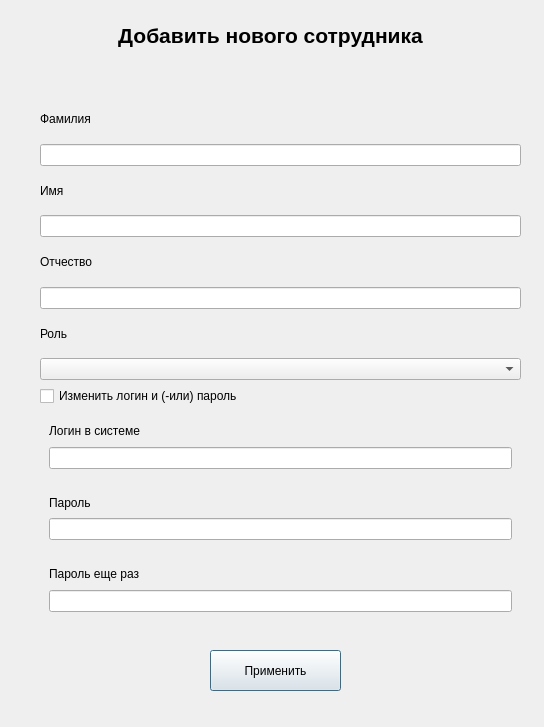
Vittallya/MlApp, file UI/editEmployeeWin.ui: the form before one commit.
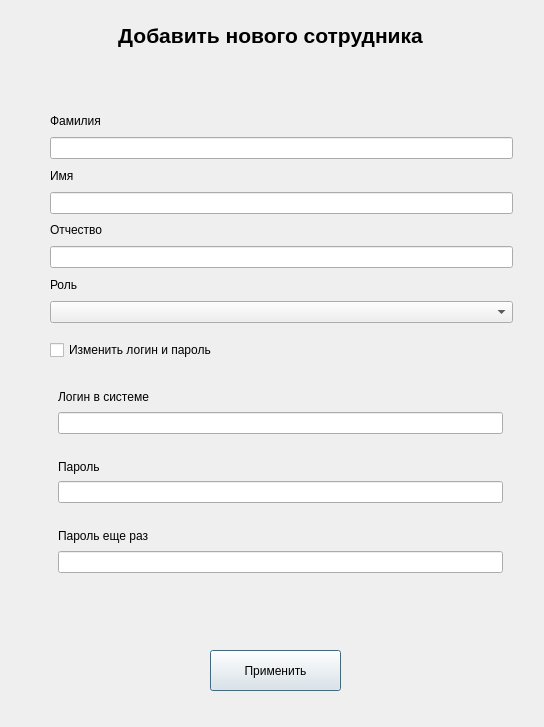
The form after the commit.

```diff
--- a/UI/editEmployeeWin.ui
+++ b/UI/editEmployeeWin.ui
@@ -47,16 +47,101 @@
     <string>&lt;html&gt;&lt;head/&gt;&lt;body&gt;&lt;p align=&quot;center&quot;&gt;Добавить нового сотрудника&lt;/p&gt;&lt;/body&gt;&lt;/html&gt;</string>
    </property>
   </widget>
-  <widget class="QWidget" name="">
+  <widget class="QCheckBox" name="cbChangeLoginPsw">
+   <property name="geometry">
+    <rect>
+     <x>50</x>
+     <y>340</y>
+     <width>199</width>
+     <height>20</height>
+    </rect>
+   </property>
+   <property name="text">
+    <string>Изменить логин и пароль</string>
+   </property>
+  </widget>
+  <widget class="QFrame" name="frameUserData">
    <property name="geometry">
     <rect>
      <x>40</x>
-     <y>100</y>
+     <y>370</y>
      <width>481</width>
-     <height>521</height>
+     <height>221</height>
     </rect>
    </property>
-   <layout class="QVBoxLayout" name="verticalLayout_8">
+   <layout class="QVBoxLayout" name="verticalLayout_5">
+    <item>
+     <widget class="QFrame" name="boxLogin_2">
+      <layout class="QVBoxLayout" name="boxLogin">
+       <item>
+        <widget class="QLabel" name="label_4">
+         <property name="text">
+          <string>Логин в системе</string>
+         </property>
+        </widget>
+       </item>
+       <item>
+        <widget class="QLineEdit" name="editLogin">
+         <property name="echoMode">
+          <enum>QLineEdit::Normal</enum>
+         </property>
+        </widget>
+       </item>
+      </layout>
+     </widget>
+    </item>
+    <item>
+     <widget class="QFrame" name="boxPsw_2">
+      <layout class="QVBoxLayout" name="boxPsw">
+       <item>
+        <widget class="QLabel" name="label_5">
+         <property name="text">
+          <string>Пароль</string>
+         </property>
+        </widget>
+       </item>
+       <item>
+        <widget class="QLineEdit" name="editPassword">
+         <property name="echoMode">
+          <enum>QLineEdit::Normal</enum>
+         </property>
+        </widget>
+       </item>
+      </layout>
+     </widget>
+    </item>
+    <item>
+     <widget class="QFrame" name="boxPswElse_2">
+      <layout class="QVBoxLayout" name="boxPswElse">
+       <item>
+        <widget class="QLabel" name="label_7">
+         <property name="text">
+          <string>Пароль еще раз</string>
+         </property>
+        </widget>
+       </item>
+       <item>
+        <widget class="QLineEdit" name="editPassword_2">
+         <property name="echoMode">
+          <enum>QLineEdit::Normal</enum>
+         </property>
+        </widget>
+       </item>
+      </layout>
+     </widget>
+    </item>
+   </layout>
+  </widget>
+  <widget class="QFrame" name="frameEmpData">
+   <property name="geometry">
+    <rect>
+     <x>41</x>
+     <y>101</y>
+     <width>481</width>
+     <height>231</height>
+    </rect>
+   </property>
+   <layout class="QVBoxLayout" name="verticalLayout_4">
     <item>
      <layout class="QVBoxLayout" name="verticalLayout">
       <item>
@@ -125,73 +210,6 @@
       </item>
      </layout>
     </item>
-    <item>
-     <widget class="QCheckBox" name="cbChangeLoginPsw">
-      <property name="text">
-       <string>Изменить логин и (-или) пароль</string>
-      </property>
-     </widget>
-    </item>
-    <item>
-     <widget class="QFrame" name="boxLogin_2">
-      <layout class="QVBoxLayout" name="boxLogin">
-       <item>
-        <widget class="QLabel" name="label_4">
-         <property name="text">
-          <string>Логин в системе</string>
-         </property>
-        </widget>
-       </item>
-       <item>
-        <widget class="QLineEdit" name="editLogin">
-         <property name="echoMode">
-          <enum>QLineEdit::Normal</enum>
-         </property>
-        </widget>
-       </item>
-      </layout>
-     </widget>
-    </item>
-    <item>
-     <widget class="QFrame" name="boxPsw_2">
-      <layout class="QVBoxLayout" name="boxPsw">
-       <item>
-        <widget class="QLabel" name="label_5">
-         <property name="text">
-          <string>Пароль</string>
-         </property>
-        </widget>
-       </item>
-       <item>
-        <widget class="QLineEdit" name="editPassword">
-         <property name="echoMode">
-          <enum>QLineEdit::Normal</enum>
-         </property>
-        </widget>
-       </item>
-      </layout>
-     </widget>
-    </item>
-    <item>
-     <widget class="QFrame" name="boxPswElse_2">
-      <layout class="QVBoxLayout" name="boxPswElse">
-       <item>
-        <widget class="QLabel" name="label_7">
-         <property name="text">
-          <string>Пароль еще раз</string>
-         </property>
-        </widget>
-       </item>
-       <item>
-        <widget class="QLineEdit" name="editPassword_2">
-         <property name="echoMode">
-          <enum>QLineEdit::Normal</enum>
-         </property>
-        </widget>
-       </item>
-      </layout>
-     </widget>
-    </item>
    </layout>
   </widget>
  </widget>
```
